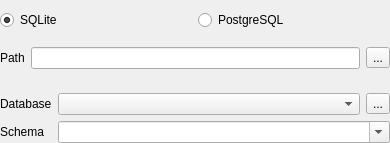
This is gml_application_schema_toolbox/ui/database_widget.ui in BRGM/gml_application_schema_toolbox as Qt 5 draws it before an edit. The edited form follows.
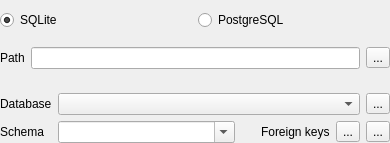
This is the edited form.

Commit message: Add buttons to create foreign keys

The edit to the form file:
```diff
--- a/gml_application_schema_toolbox/ui/database_widget.ui
+++ b/gml_application_schema_toolbox/ui/database_widget.ui
@@ -93,13 +93,6 @@
         </property>
        </widget>
       </item>
-      <item row="1" column="1">
-       <widget class="QComboBox" name="pgsqlSchemaBox">
-        <property name="editable">
-         <bool>true</bool>
-        </property>
-       </widget>
-      </item>
       <item row="0" column="1">
        <layout class="QHBoxLayout" name="horizontalLayout_11">
         <item>
@@ -114,6 +107,72 @@
         </item>
        </layout>
       </item>
+      <item row="1" column="1">
+       <layout class="QHBoxLayout" name="horizontalLayout">
+        <item>
+         <widget class="QComboBox" name="pgsqlSchemaBox">
+          <property name="sizePolicy">
+           <sizepolicy hsizetype="Expanding" vsizetype="Fixed">
+            <horstretch>0</horstretch>
+            <verstretch>0</verstretch>
+           </sizepolicy>
+          </property>
+          <property name="editable">
+           <bool>true</bool>
+          </property>
+         </widget>
+        </item>
+        <item>
+         <spacer name="horizontalSpacer">
+          <property name="orientation">
+           <enum>Qt::Horizontal</enum>
+          </property>
+          <property name="sizeType">
+           <enum>QSizePolicy::Preferred</enum>
+          </property>
+          <property name="sizeHint" stdset="0">
+           <size>
+            <width>20</width>
+            <height>20</height>
+           </size>
+          </property>
+         </spacer>
+        </item>
+        <item>
+         <widget class="QLabel" name="label">
+          <property name="sizePolicy">
+           <sizepolicy hsizetype="Preferred" vsizetype="Preferred">
+            <horstretch>0</horstretch>
+            <verstretch>0</verstretch>
+           </sizepolicy>
+          </property>
+          <property name="text">
+           <string>Foreign keys</string>
+          </property>
+         </widget>
+        </item>
+        <item>
+         <widget class="QToolButton" name="addFkeysButton">
+          <property name="toolTip">
+           <string>Create foreign key constraints</string>
+          </property>
+          <property name="text">
+           <string>...</string>
+          </property>
+         </widget>
+        </item>
+        <item>
+         <widget class="QToolButton" name="dropFkeysButton">
+          <property name="toolTip">
+           <string>Drop foreign key constraints</string>
+          </property>
+          <property name="text">
+           <string>...</string>
+          </property>
+         </widget>
+        </item>
+       </layout>
+      </item>
      </layout>
     </widget>
    </item>
```
The commit also changes 2 other files.
